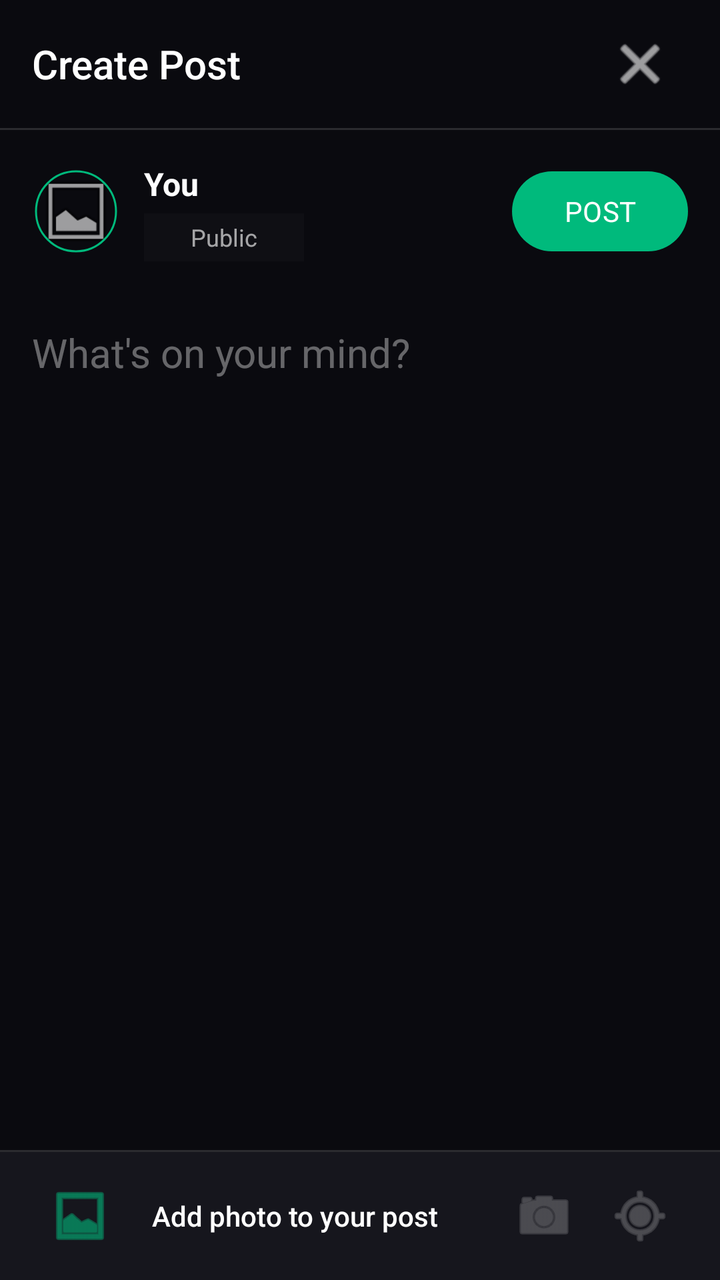
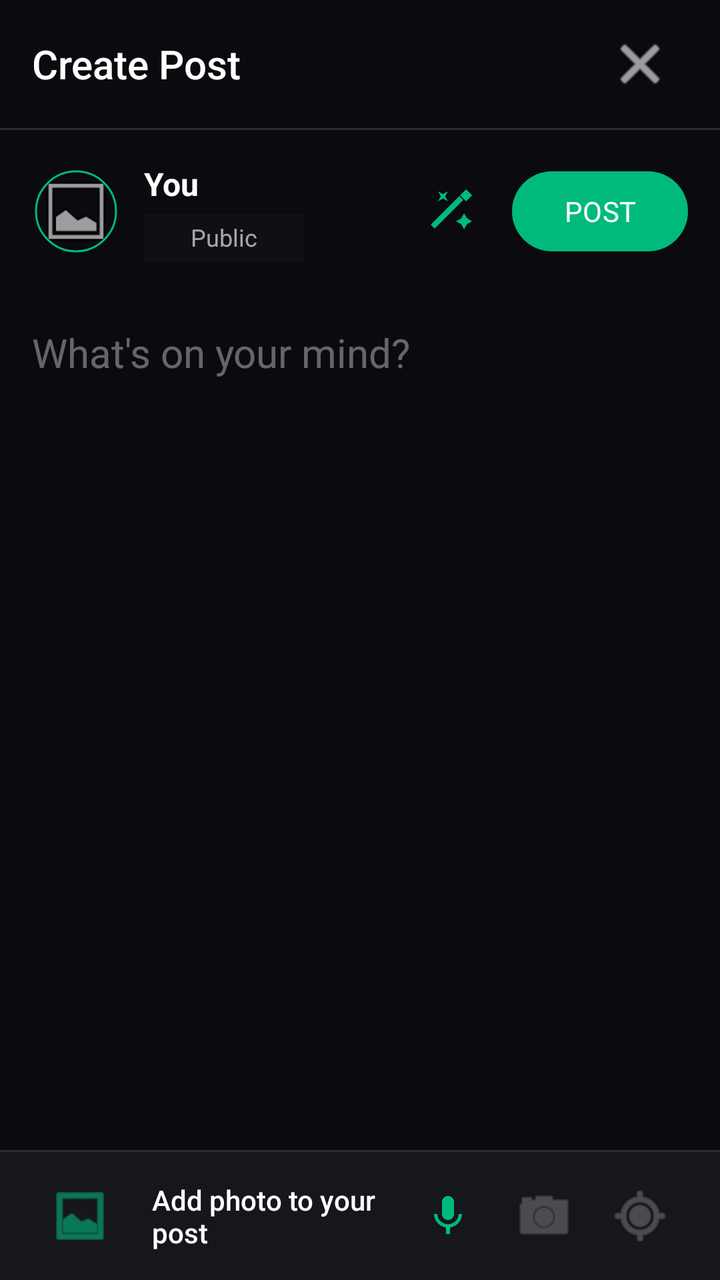

An Android layout rendered at two revisions. The XML below is the earlier revision; the diff shows what the commit changed to produce the second picture.
<!-- AndroidManifest.xml: application theme Theme.PrismLauncher -->
<!-- res/layout/activity_social_compose.xml -->
<?xml version="1.0" encoding="utf-8"?>
<LinearLayout xmlns:android="http://schemas.android.com/apk/res/android"
    xmlns:app="http://schemas.android.com/apk/res-auto"
    android:layout_width="match_parent"
    android:layout_height="match_parent"
    android:background="#FF0A0A0F"
    android:orientation="vertical">

    
    <RelativeLayout
        android:layout_width="match_parent"
        android:layout_height="64dp"
        android:paddingHorizontal="16dp">

        <TextView
            android:layout_width="wrap_content"
            android:layout_height="wrap_content"
            android:layout_centerVertical="true"
            android:layout_alignParentStart="true"
            android:text="Create Post"
            android:textColor="@android:color/white"
            android:textSize="20sp"
            android:fontFamily="sans-serif-medium" />

        <ImageButton
            android:id="@+id/btnClose"
            android:layout_width="48dp"
            android:layout_height="48dp"
            android:layout_alignParentEnd="true"
            android:layout_centerVertical="true"
            android:background="?attr/selectableItemBackgroundBorderless"
            android:src="@android:drawable/ic_menu_close_clear_cancel"
            app:tint="@android:color/white" />
    </RelativeLayout>

    <View
        android:layout_width="match_parent"
        android:layout_height="1dp"
        android:background="#22FFFFFF" />

    
    <LinearLayout
        android:layout_width="match_parent"
        android:layout_height="wrap_content"
        android:gravity="center_vertical"
        android:orientation="horizontal"
        android:padding="16dp">

        <com.google.android.material.imageview.ShapeableImageView
            android:id="@+id/userAvatar"
            android:layout_width="44dp"
            android:layout_height="44dp"
            android:src="@android:drawable/ic_menu_gallery"
            app:shapeAppearanceOverlay="@style/CircleImage"
            android:padding="2dp"
            app:strokeWidth="1dp"
            app:strokeColor="@color/social_accent_green" />

        <LinearLayout
            android:layout_width="0dp"
            android:layout_height="wrap_content"
            android:layout_marginStart="12dp"
            android:layout_weight="1"
            android:orientation="vertical">

            <TextView
                android:layout_width="wrap_content"
                android:layout_height="wrap_content"
                android:text="You"
                android:textColor="@android:color/white"
                android:textSize="16sp"
                android:textStyle="bold" />

            <FrameLayout
                android:layout_width="80dp"
                android:layout_height="24dp"
                android:layout_marginTop="4dp"
                android:background="#22FFFFFF"
                android:backgroundTint="#22FFFFFF"
                android:paddingHorizontal="8dp">
                
                <TextView
                    android:layout_width="wrap_content"
                    android:layout_height="wrap_content"
                    android:layout_gravity="center"
                    android:text="Public"
                    android:textColor="#A0FFFFFF"
                    android:textSize="12sp" />
            </FrameLayout>
        </LinearLayout>

        <com.google.android.material.button.MaterialButton
            android:id="@+id/btnPost"
            android:layout_width="wrap_content"
            android:layout_height="wrap_content"
            android:text="POST"
            android:textColor="@android:color/white"
            app:backgroundTint="@color/social_accent_green"
            app:cornerRadius="24dp"
            android:fontFamily="sans-serif-bold" />
    </LinearLayout>

    <ScrollView
        android:layout_width="match_parent"
        android:layout_height="0dp"
        android:layout_weight="1"
        android:fillViewport="true">

        <LinearLayout
            android:layout_width="match_parent"
            android:layout_height="wrap_content"
            android:orientation="vertical">

            <EditText
                android:id="@+id/composeInput"
                android:layout_width="match_parent"
                android:layout_height="wrap_content"
                android:minHeight="200dp"
                android:background="@null"
                android:gravity="top"
                android:hint="What's on your mind?"
                android:padding="16dp"
                android:textColor="@android:color/white"
                android:textColorHint="#60FFFFFF"
                android:textSize="20sp" />

            
            <FrameLayout
                android:id="@+id/imagePreviewContainer"
                android:layout_width="match_parent"
                android:layout_height="wrap_content"
                android:padding="16dp"
                android:visibility="gone">

                <com.google.android.material.card.MaterialCardView
                    android:layout_width="match_parent"
                    android:layout_height="350dp"
                    app:cardCornerRadius="16dp"
                    app:cardElevation="0dp"
                    app:strokeColor="#33FFFFFF"
                    app:strokeWidth="1dp">

                    <ImageView
                        android:id="@+id/imgPreview"
                        android:layout_width="match_parent"
                        android:layout_height="match_parent"
                        android:scaleType="centerCrop" />

                    <ImageButton
                        android:id="@+id/btnRemoveImage"
                        android:layout_width="32dp"
                        android:layout_height="32dp"
                        android:layout_gravity="top|end"
                        android:layout_margin="12dp"
                        android:background="#CC000000"
                        android:src="@android:drawable/ic_menu_close_clear_cancel"
                        app:tint="@android:color/white" />
                </com.google.android.material.card.MaterialCardView>
            </FrameLayout>
        </LinearLayout>
    </ScrollView>

    
    <View
        android:layout_width="match_parent"
        android:layout_height="1dp"
        android:background="#22FFFFFF" />

    <LinearLayout
        android:layout_width="match_parent"
        android:layout_height="64dp"
        android:gravity="center_vertical"
        android:orientation="horizontal"
        android:paddingHorizontal="16dp"
        android:background="#16161D">

        <ImageButton
            android:id="@+id/btnAddImage"
            android:layout_width="48dp"
            android:layout_height="48dp"
            android:background="?attr/selectableItemBackgroundBorderless"
            android:src="@android:drawable/ic_menu_gallery"
            app:tint="@color/social_accent_green" />

        <TextView
            android:layout_width="0dp"
            android:layout_height="wrap_content"
            android:layout_marginStart="12dp"
            android:layout_weight="1"
            android:text="Add photo to your post"
            android:textColor="@android:color/white"
            android:fontFamily="sans-serif-medium" />
            
        <ImageButton
            android:layout_width="48dp"
            android:layout_height="48dp"
            android:background="?attr/selectableItemBackgroundBorderless"
            android:src="@android:drawable/ic_menu_camera"
            app:tint="#60FFFFFF" />
            
        <ImageButton
            android:layout_width="48dp"
            android:layout_height="48dp"
            android:background="?attr/selectableItemBackgroundBorderless"
            android:src="@android:drawable/ic_menu_mylocation"
            app:tint="#60FFFFFF" />
    </LinearLayout>

</LinearLayout>
<!-- resources referenced by this layout -->
<resources>
  <color name="social_accent_green">#FF00BA7C</color>
  <style name="CircleImage">
          <item name="cornerFamily">rounded</item>
          <item name="cornerSize">50%</item>
      </style>
  <style name="Theme.PrismLauncher" parent="Theme.Material3.DayNight.NoActionBar">
          <item name="android:windowShowWallpaper">true</item>
          <item name="android:windowBackground">@android:color/transparent</item>
          <item name="android:colorBackgroundCacheHint">@null</item>
          <item name="android:statusBarColor">@android:color/transparent</item>
          <item name="android:navigationBarColor">@android:color/transparent</item>
          <item name="android:windowLayoutInDisplayCutoutMode">shortEdges</item>
          <item name="android:windowTranslucentStatus">false</item>
          <item name="android:windowDrawsSystemBarBackgrounds">true</item>
          <item name="android:windowBlurBehindEnabled">true</item>
          <item name="android:windowIsTranslucent">true</item>
          
          <item name="prismBackground">#F5F5F7</item>
          <item name="prismSurface">#FFFFFF</item>
          <item name="prismTextPrimary">#1D1D1F</item>
          <item name="prismTextSecondary">#86868B</item>
          <item name="prismDivider">#E5E5E5</item>
          <item name="prismOverlay">#E6FFFFFF</item>
          <item name="prismAccent">#007AFF</item>
          <item name="prismCardColor">#FFFFFF</item>
      </style>
</resources>

<!-- the commit's change to res/layout/activity_social_compose.xml (unified diff, before → after) -->
@@ -89,6 +89,16 @@
             </FrameLayout>
         </LinearLayout>
 
+        <ImageButton
+            android:id="@+id/btnGenerateImage"
+            android:layout_width="44dp"
+            android:layout_height="44dp"
+            android:layout_marginEnd="8dp"
+            android:background="?attr/selectableItemBackgroundBorderless"
+            android:contentDescription="Generate image with AI"
+            android:src="@drawable/ic_wand_24"
+            app:tint="@color/social_accent_green" />
+
         <com.google.android.material.button.MaterialButton
             android:id="@+id/btnPost"
             android:layout_width="wrap_content"
@@ -160,6 +170,17 @@
         </LinearLayout>
     </ScrollView>
 
+    <ProgressBar
+        android:id="@+id/imageGenProgress"
+        style="?android:attr/progressBarStyleHorizontal"
+        android:layout_width="match_parent"
+        android:layout_height="wrap_content"
+        android:layout_marginHorizontal="16dp"
+        android:layout_marginBottom="8dp"
+        android:indeterminate="true"
+        android:visibility="gone"
+        android:progressTint="@color/social_accent_green" />
+
     
     <View
         android:layout_width="match_parent"
@@ -192,6 +213,16 @@
             android:fontFamily="sans-serif-medium" />
             
         <ImageButton
+            android:id="@+id/composeMicBtn"
+            android:layout_width="48dp"
+            android:layout_height="48dp"
+            android:background="?attr/selectableItemBackgroundBorderless"
+            android:contentDescription="Dictate"
+            android:padding="12dp"
+            android:src="@drawable/ic_mic_24"
+            app:tint="@color/social_accent_green" />
+
+        <ImageButton
             android:layout_width="48dp"
             android:layout_height="48dp"
             android:background="?attr/selectableItemBackgroundBorderless"
<!-- resource entries referenced after the edit -->
@@ -1,6 +1,28 @@
 <!-- resources referenced by this layout -->
 <resources>
   <color name="social_accent_green">#FF00BA7C</color>
+  <!-- drawable ic_mic_24 (drawable) -->
+  <?xml version="1.0" encoding="utf-8"?>
+  <vector xmlns:android="http://schemas.android.com/apk/res/android"
+      android:width="24dp"
+      android:height="24dp"
+      android:viewportWidth="24"
+      android:viewportHeight="24"
+      android:tint="?attr/colorControlNormal">
+      <path
+          android:fillColor="@android:color/white"
+          android:pathData="M12,14c1.66,0 2.99,-1.34 2.99,-3L15,5c0,-1.66 -1.34,-3 -3,-3S9,3.34 9,5v6c0,1.66 1.34,3 3,3zM17.3,11c0,3 -2.54,5.1 -5.3,5.1S6.7,14 6.7,11L5,11c0,3.41 2.72,6.23 6,6.72V21h2v-3.28c3.28,-0.48 6,-3.3 6,-6.72h-1.7z" />
+  </vector>
+  <!-- drawable ic_wand_24 (drawable) -->
+  <vector xmlns:android="http://schemas.android.com/apk/res/android"
+      android:width="24dp"
+      android:height="24dp"
+      android:viewportWidth="24"
+      android:viewportHeight="24">
+      <path
+          android:fillColor="#FFFFFF"
+          android:pathData="M7.5,5.6L5,7 6.4,4.5 5,2 7.5,3.4 10,2 8.6,4.5 10,7z M19.5,15.4L22,17 19.5,18.4 18,21 16.6,18.4 14,17 16.6,15.6 18,13z M22,4l-3,3 -3,-3 3,-3z M3.34,20.66l14.32,-14.32 -1.98,-1.98L1.36,18.68z" />
+  </vector>
   <style name="CircleImage">
           <item name="cornerFamily">rounded</item>
           <item name="cornerSize">50%</item>
